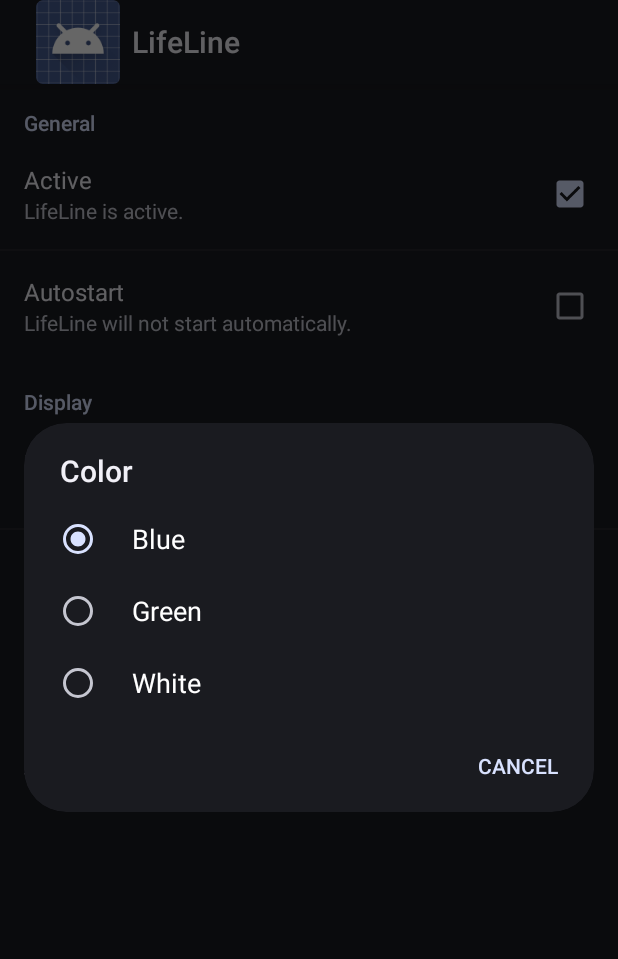
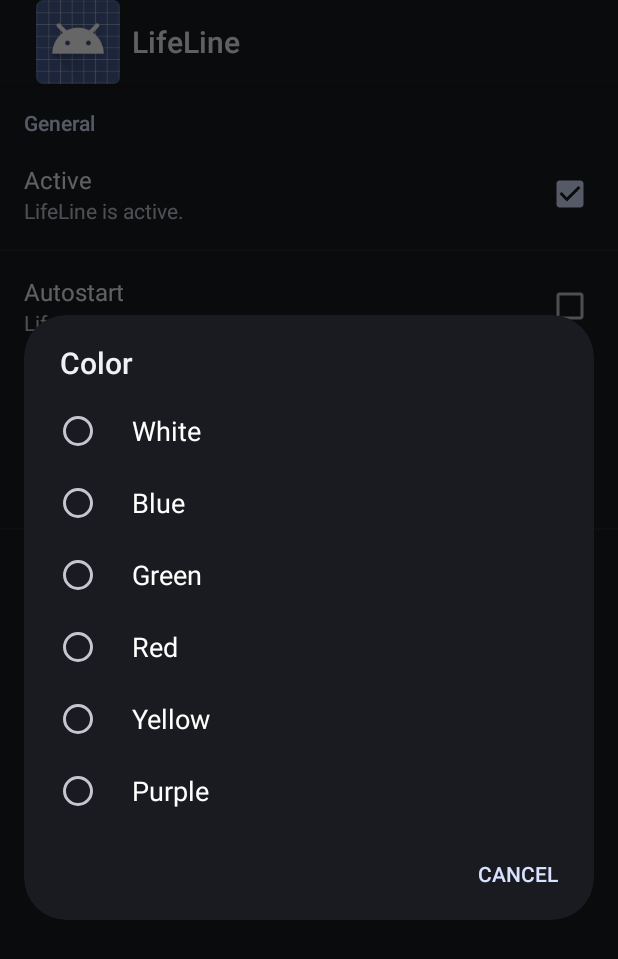
Before and after one commit to jan-auer/lifeline, an Android app: the screen it shows after launch (SettingsActivity), after a tap on "Color", on a phone screen of 412 x 824 dp. Shown: the top 959 px of the screen. Run offline under Robolectric (Android 15) with nearby library versions, the phone set to English and light mode, and no system bars; 2 other taps on this screen came first.

Commit message:
put colors to colors.xml

```diff
--- a/lifeline/src/main/res/values/arrays.xml
+++ b/lifeline/src/main/res/values/arrays.xml
@@ -7,16 +7,20 @@
     </string-array>
 
     <string-array name="color_values">
-		<item>#33B5E5</item>
-		<item>#A4C739</item>
         <item>#FFFFFF</item>
+        <item>#0099cc</item>
+        <item>#669900</item>
+        <item>#CC0000</item>
+        <item>#FF8800</item>
+        <item>#9933CC</item>
     </string-array>
 
     <string-array name="color_names">
+        <item>@string/white</item>
         <item>@string/blue</item>
         <item>@string/green</item>
-		<item>@string/white</item>
+        <item>@string/red</item>
+        <item>@string/yellow</item>
+        <item>@string/purple</item>
     </string-array>
-
-
 </resources>
--- a/lifeline/src/main/res/values/strings.xml
+++ b/lifeline/src/main/res/values/strings.xml
@@ -19,9 +19,13 @@
 	<string name="settings_display">Display</string>
 	<string name="settings_color">Color</string>
 	<string name="settings_color_summary">Color of the LifeLine.</string>
+
     <string name="blue">Blue</string>
     <string name="green">Green</string>
     <string name="white">White</string>
+    <string name="yellow">Yellow</string>
+    <string name="red">Red</string>
+    <string name="purple">Purple</string>
 
 	<!-- Debug Output -->
 
--- a/lifeline/src/main/res/xml/preferences.xml
+++ b/lifeline/src/main/res/xml/preferences.xml
@@ -33,7 +33,7 @@
 				android:summary="@string/settings_color_summary"
 				android:entries="@array/color_names"
 				android:entryValues="@array/color_values"
-				android:defaultValue="#33B5E5"/>
+				android:defaultValue="@color/color_white"/>
 
         <CheckBoxPreference
             android:key="advanced_colors"
```
Also changed, not shown: lifeline/src/main/java/cyber/lifeline/ui/LineView.java (+5 -3 lines), lifeline/src/main/res/values/colors.xml (added, +9 -0 lines), 1 other file. Lines whose indentation alone changed are shown as unchanged.
